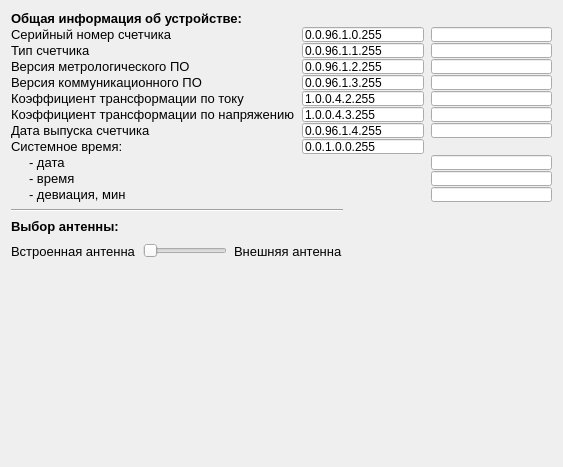
Qt form Configurator_ver.1.02/DLMS_client_waviot-m1_ver.1.02/widget_info.ui (AlexZL777/Configurator_Phobos) before a commit.
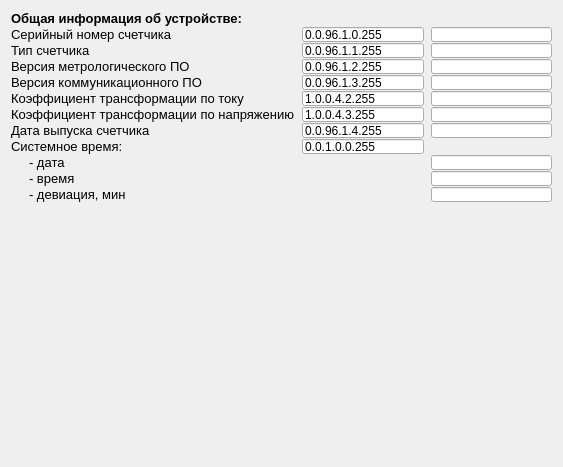
The same form after that commit.

```diff
--- a/Configurator_ver.1.02/DLMS_client_waviot-m1_ver.1.02/widget_info.ui
+++ b/Configurator_ver.1.02/DLMS_client_waviot-m1_ver.1.02/widget_info.ui
@@ -432,87 +432,6 @@
      </item>
     </layout>
    </item>
-   <item>
-    <layout class="QGridLayout" name="gridLayout_2">
-     <item row="0" column="0" colspan="3">
-      <widget class="Line" name="line">
-       <property name="orientation">
-        <enum>Qt::Horizontal</enum>
-       </property>
-      </widget>
-     </item>
-     <item row="2" column="0" alignment="Qt::AlignRight">
-      <widget class="QLabel" name="label_10">
-       <property name="font">
-        <font>
-         <pointsize>10</pointsize>
-        </font>
-       </property>
-       <property name="text">
-        <string>Встроенная антенна</string>
-       </property>
-      </widget>
-     </item>
-     <item row="2" column="2" alignment="Qt::AlignLeft">
-      <widget class="QLabel" name="label_11">
-       <property name="font">
-        <font>
-         <pointsize>10</pointsize>
-        </font>
-       </property>
-       <property name="text">
-        <string>Внешняя антенна</string>
-       </property>
-      </widget>
-     </item>
-     <item row="2" column="3">
-      <spacer name="horizontalSpacer">
-       <property name="orientation">
-        <enum>Qt::Horizontal</enum>
-       </property>
-       <property name="sizeHint" stdset="0">
-        <size>
-         <width>40</width>
-         <height>20</height>
-        </size>
-       </property>
-      </spacer>
-     </item>
-     <item row="2" column="1" alignment="Qt::AlignHCenter">
-      <widget class="QSlider" name="horizontalSlider">
-       <property name="sizePolicy">
-        <sizepolicy hsizetype="Preferred" vsizetype="Fixed">
-         <horstretch>0</horstretch>
-         <verstretch>0</verstretch>
-        </sizepolicy>
-       </property>
-       <property name="maximum">
-        <number>1</number>
-       </property>
-       <property name="pageStep">
-        <number>1</number>
-       </property>
-       <property name="orientation">
-        <enum>Qt::Horizontal</enum>
-       </property>
-      </widget>
-     </item>
-     <item row="1" column="0" colspan="3">
-      <widget class="QLabel" name="label_14">
-       <property name="font">
-        <font>
-         <pointsize>10</pointsize>
-         <weight>75</weight>
-         <bold>true</bold>
-        </font>
-       </property>
-       <property name="text">
-        <string>Выбор антенны:</string>
-       </property>
-      </widget>
-     </item>
-    </layout>
-   </item>
    <item>
     <spacer name="verticalSpacer">
      <property name="orientation">
```
